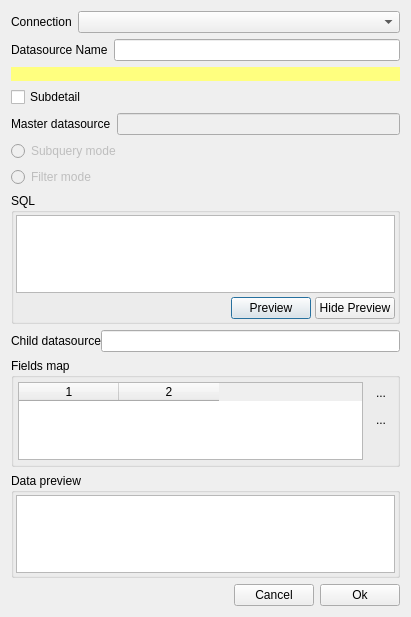
Qt form limereport/databrowser/lrsqleditdialog.ui (fralx/LimeReport) before a commit.
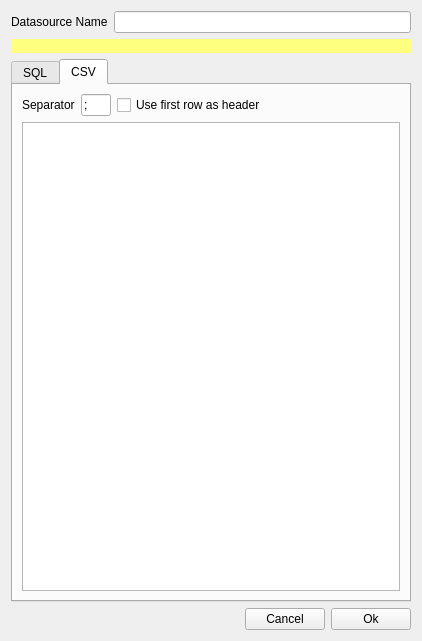
The same form after that commit. The open tabs and pages were chosen to show the change. Icons and pictures are not drawn.

Diff of the .ui file:
```diff
--- a/limereport/databrowser/lrsqleditdialog.ui
+++ b/limereport/databrowser/lrsqleditdialog.ui
@@ -6,8 +6,8 @@
    <rect>
     <x>0</x>
     <y>0</y>
-    <width>411</width>
-    <height>617</height>
+    <width>422</width>
+    <height>622</height>
    </rect>
   </property>
   <property name="windowTitle">
@@ -21,30 +21,6 @@
    <string/>
   </property>
   <layout class="QVBoxLayout" name="verticalLayout_6">
-   <item>
-    <layout class="QHBoxLayout" name="horizontalLayout">
-     <item>
-      <widget class="QLabel" name="label">
-       <property name="text">
-        <string>Connection</string>
-       </property>
-      </widget>
-     </item>
-     <item>
-      <widget class="QComboBox" name="cbbConnection">
-       <property name="sizePolicy">
-        <sizepolicy hsizetype="Expanding" vsizetype="Fixed">
-         <horstretch>0</horstretch>
-         <verstretch>0</verstretch>
-        </sizepolicy>
-       </property>
-       <property name="focusPolicy">
-        <enum>Qt::NoFocus</enum>
-       </property>
-      </widget>
-     </item>
-    </layout>
-   </item>
    <item>
     <layout class="QVBoxLayout" name="verticalLayout_3">
      <item>
@@ -207,6 +183,15 @@
             </color>
            </brush>
           </colorrole>
+          <colorrole role="PlaceholderText">
+           <brush brushstyle="NoBrush">
+            <color alpha="128">
+             <red>0</red>
+             <green>0</green>
+             <blue>0</blue>
+            </color>
+           </brush>
+          </colorrole>
          </active>
          <inactive>
           <colorrole role="WindowText">
@@ -344,6 +329,15 @@
             </color>
            </brush>
           </colorrole>
+          <colorrole role="PlaceholderText">
+           <brush brushstyle="NoBrush">
+            <color alpha="128">
+             <red>0</red>
+             <green>0</green>
+             <blue>0</blue>
+            </color>
+           </brush>
+          </colorrole>
          </inactive>
          <disabled>
           <colorrole role="WindowText">
@@ -481,6 +475,15 @@
             </color>
            </brush>
           </colorrole>
+          <colorrole role="PlaceholderText">
+           <brush brushstyle="NoBrush">
+            <color alpha="128">
+             <red>0</red>
+             <green>0</green>
+             <blue>0</blue>
+            </color>
+           </brush>
+          </colorrole>
          </disabled>
         </palette>
        </property>
@@ -498,6 +501,40 @@
     </layout>
    </item>
    <item>
+    <widget class="QTabWidget" name="tabWidget">
+     <property name="currentIndex">
+      <number>0</number>
+     </property>
+     <widget class="QWidget" name="sqlTab">
+      <attribute name="title">
+       <string>SQL</string>
+      </attribute>
+      <layout class="QVBoxLayout" name="verticalLayout_8">
+       <item>
+        <layout class="QHBoxLayout" name="horizontalLayout">
+         <item>
+          <widget class="QLabel" name="label">
+           <property name="text">
+            <string>Connection</string>
+           </property>
+          </widget>
+         </item>
+         <item>
+          <widget class="QComboBox" name="cbbConnection">
+           <property name="sizePolicy">
+            <sizepolicy hsizetype="Expanding" vsizetype="Fixed">
+             <horstretch>0</horstretch>
+             <verstretch>0</verstretch>
+            </sizepolicy>
+           </property>
+           <property name="focusPolicy">
+            <enum>Qt::NoFocus</enum>
+           </property>
+          </widget>
+         </item>
+        </layout>
+       </item>
+       <item>
     <layout class="QVBoxLayout" name="verticalLayout_4">
      <item>
       <widget class="QCheckBox" name="cbSubdetail">
@@ -747,6 +784,70 @@
      </layout>
     </widget>
    </item>
+      </layout>
+     </widget>
+     <widget class="QWidget" name="csvTab">
+      <attribute name="title">
+       <string>CSV</string>
+      </attribute>
+      <layout class="QVBoxLayout" name="verticalLayout_9">
+       <item>
+        <layout class="QHBoxLayout" name="horizontalLayout_3">
+         <item>
+          <widget class="QLabel" name="label_2">
+           <property name="text">
+            <string>Separator</string>
+           </property>
+          </widget>
+         </item>
+         <item>
+          <widget class="QLineEdit" name="leSeparator">
+           <property name="sizePolicy">
+            <sizepolicy hsizetype="Fixed" vsizetype="Fixed">
+             <horstretch>0</horstretch>
+             <verstretch>0</verstretch>
+            </sizepolicy>
+           </property>
+           <property name="maximumSize">
+            <size>
+             <width>30</width>
+             <height>16777215</height>
+            </size>
+           </property>
+           <property name="text">
+            <string>;</string>
+           </property>
+          </widget>
+         </item>
+         <item>
+          <widget class="QCheckBox" name="cbUseFirstRowAsHeader">
+           <property name="text">
+            <string>Use first row as header</string>
+           </property>
+          </widget>
+         </item>
+         <item>
+          <spacer name="horizontalSpacer_3">
+           <property name="orientation">
+            <enum>Qt::Horizontal</enum>
+           </property>
+           <property name="sizeHint" stdset="0">
+            <size>
+             <width>40</width>
+             <height>20</height>
+            </size>
+           </property>
+          </spacer>
+         </item>
+        </layout>
+       </item>
+       <item>
+        <widget class="QPlainTextEdit" name="csvText"/>
+       </item>
+      </layout>
+     </widget>
+    </widget>
+   </item>
    <item>
     <layout class="QHBoxLayout" name="horizontalLayout_5">
      <item>
```
Left out of the diff: 29 changed lines with no effect on the pictures. Lines whose indentation alone changed are shown as unchanged.
